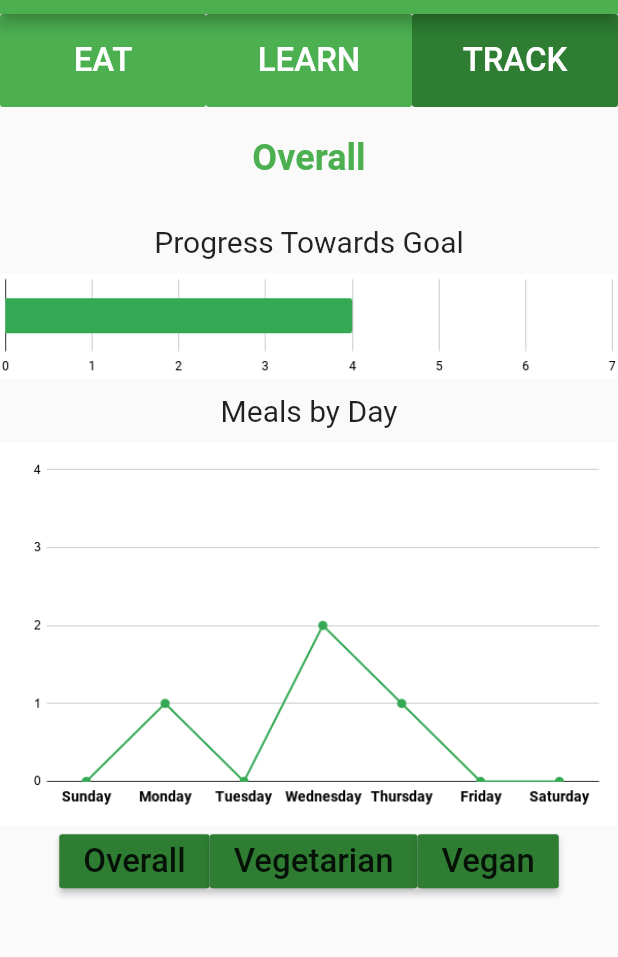
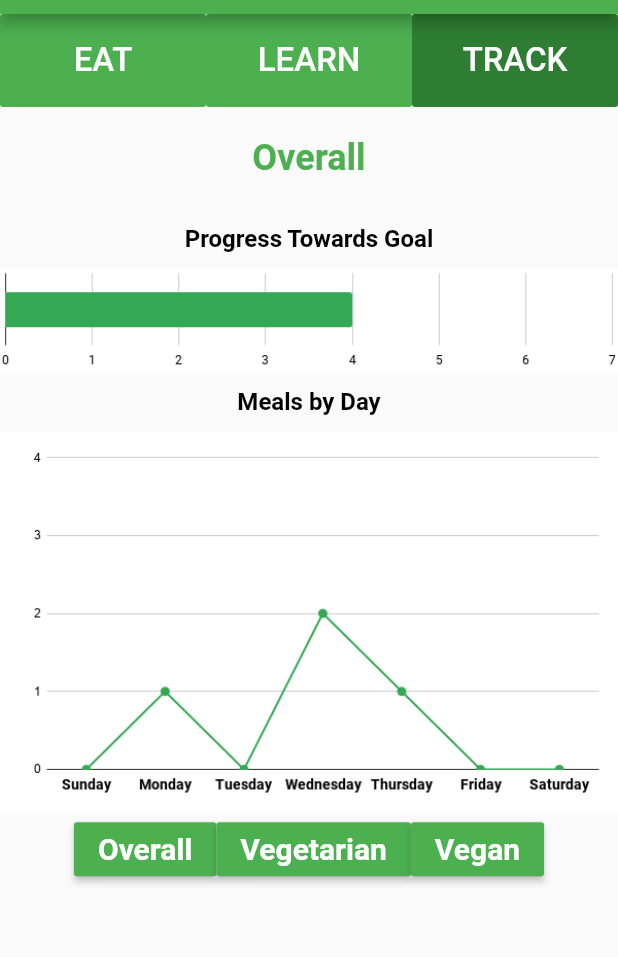
Before and after one commit to calvin-cs262-teamF/Grassroots-Green-Calvin, a Flutter app: the screen it shows after launch, after a tap on "LEARN", after a tap on "TRACK", on a phone screen of 412 x 824 dp, the part 70-1027 px from its top. Run offline on Flutter 3.47's test engine with Material 2 defaults, Android fonts, the phone set to English and light mode, and no system bars; our stand-ins replace cloud_firestore, email_validator, firebase_auth; accounts and stored records are empty.

Commit message:
Finishes all color changes in main

```diff
--- a/lib/main.dart
+++ b/lib/main.dart
@@ -61,7 +61,10 @@ class MyApp extends StatelessWidget {
           display2: new TextStyle(fontSize: 16, color: Colors.black),
 
           //this style is used for Drawer items
-          display3: new TextStyle(fontSize: 16, color: Colors.black, fontWeight: FontWeight.bold)
+          display3: new TextStyle(fontSize: 16, color: Colors.black, fontWeight: FontWeight.bold),
+
+          //this style is used for buttons in TRACK
+          display4: new TextStyle(fontSize: 20, color: Colors.white, fontWeight: FontWeight.bold),
 
           //All available theme values are listed below:
           //display4
@@ -279,20 +282,18 @@ class _MyHomePageState extends State<MyHomePage> {
         Container(
           margin: EdgeInsets.all(10.0),
           alignment: Alignment(0.0, 0.0),
-          child: Text('Progress Towards Goal',
-            style: TextStyle(
-              fontSize: 20.0,
-            ),
+          child: Text(
+            'Progress Towards Goal',
+            style: Theme.of(context).textTheme.display1,
           ),
         ),
         Image.asset(_progressImage),
         Container(
           margin: EdgeInsets.all(10.0),
           alignment: Alignment(0.0, 0.0),
-          child: Text('Meals by Day',
-            style: TextStyle(
-              fontSize: 20.0,
-            ),
+          child: Text(
+            'Meals by Day',
+            style: Theme.of(context).textTheme.display1,
           ),
         ),
         Image.asset(_chartImage),
@@ -300,16 +301,28 @@ class _MyHomePageState extends State<MyHomePage> {
           mainAxisAlignment: MainAxisAlignment.center,
           children: <Widget>[
             RaisedButton(
+                color: Theme.of(context).accentColor,
                 onPressed: _setOverall,
-                child: Text('Overall')
+                child: Text(
+                    'Overall',
+                    style: Theme.of(context).textTheme.display4,
+                )
             ),
             RaisedButton(
+                color: Theme.of(context).accentColor,
                 onPressed: _setVegetarian,
-                child: Text('Vegetarian')
+                child: Text(
+                    'Vegetarian',
+                    style: Theme.of(context).textTheme.display4,
+                )
             ),
             RaisedButton(
+                color: Theme.of(context).accentColor,
                 onPressed: _setVegan,
-                child: Text('Vegan')
+                child: Text(
+                    'Vegan',
+                    style: Theme.of(context).textTheme.display4,
+                )
             ),
           ],
         )
```
